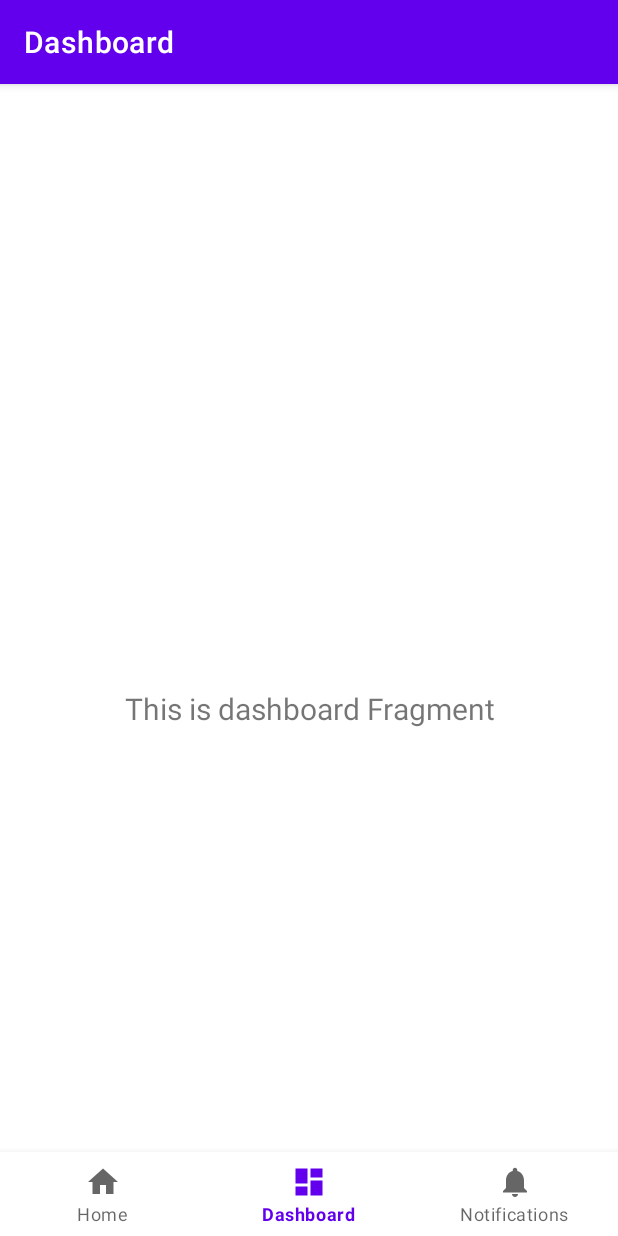
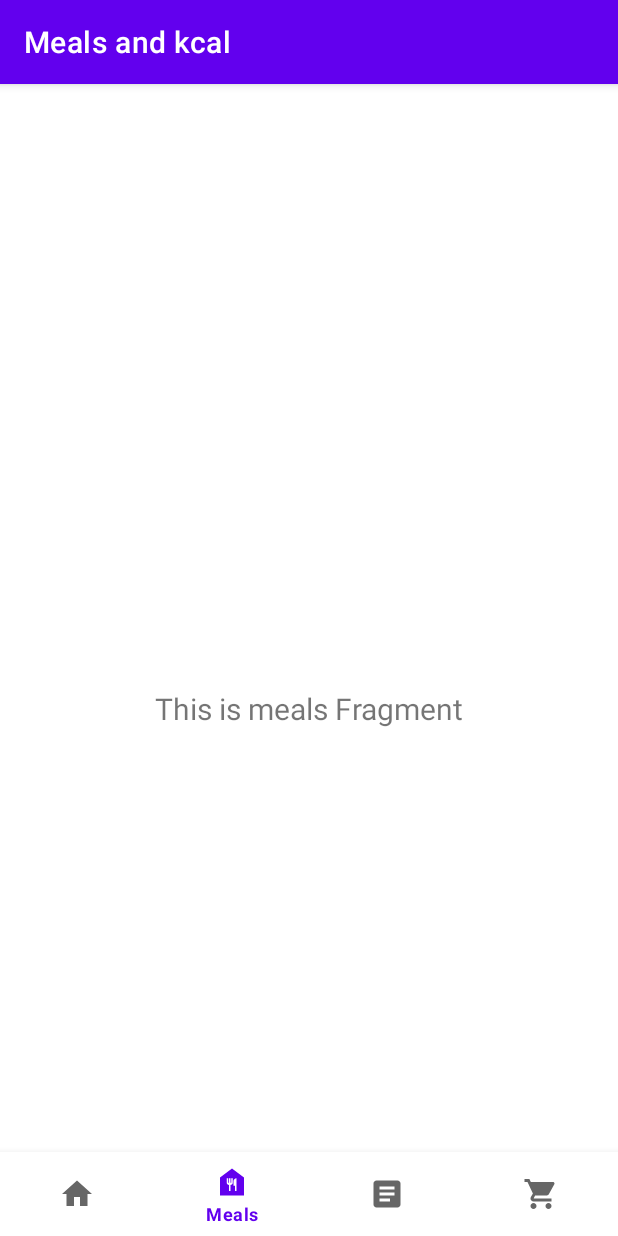
Before and after one commit to klillenb/mobile-application-dev, an Android app: the MealsFragment screen opened through its navigation route, item 2 of the bottom bar chosen, on a phone screen of 412 x 824 dp. Run offline under Robolectric (Android 15) with nearby library versions, the phone set to English and light mode, and no system bars; our stand-ins replace navigation-ui.

Commit message:
added navbar

```diff
--- a/03/app/src/main/java/com/example/mobileapp/MainActivity.kt
+++ b/03/app/src/main/java/com/example/mobileapp/MainActivity.kt
@@ -26,7 +26,7 @@ class MainActivity : AppCompatActivity() {
         // menu should be considered as top level destinations.
         val appBarConfiguration = AppBarConfiguration(
             setOf(
-                R.id.navigation_home, R.id.navigation_dashboard, R.id.navigation_notifications
+                R.id.navigation_home, R.id.navigation_meals, R.id.navigation_recipes, R.id.navigation_shopping
             )
         )
         setupActionBarWithNavController(navController, appBarConfiguration)
--- a/03/app/src/main/java/com/example/mobileapp/ui/notifications/NotificationsFragment.kt
+++ b/03/app/src/main/java/com/example/mobileapp/ui/meals/MealsFragment.kt
@@ -1,4 +1,4 @@
-package com.example.mobileapp.ui.notifications
+package com.example.mobileapp.ui.meals
 
 import android.os.Bundle
 import android.view.LayoutInflater
@@ -7,11 +7,11 @@ import android.view.ViewGroup
 import android.widget.TextView
 import androidx.fragment.app.Fragment
 import androidx.lifecycle.ViewModelProvider
-import com.example.mobileapp.databinding.FragmentNotificationsBinding
+import com.example.mobileapp.databinding.FragmentHomeBinding
 
-class NotificationsFragment : Fragment() {
+class MealsFragment : Fragment() {
 
-    private var _binding: FragmentNotificationsBinding? = null
+    private var _binding: FragmentHomeBinding? = null
 
     // This property is only valid between onCreateView and
     // onDestroyView.
@@ -22,14 +22,14 @@ class NotificationsFragment : Fragment() {
         container: ViewGroup?,
         savedInstanceState: Bundle?
     ): View {
-        val notificationsViewModel =
-            ViewModelProvider(this).get(NotificationsViewModel::class.java)
+        val homeViewModel =
+            ViewModelProvider(this).get(MealsViewModel::class.java)
 
-        _binding = FragmentNotificationsBinding.inflate(inflater, container, false)
+        _binding = FragmentHomeBinding.inflate(inflater, container, false)
         val root: View = binding.root
 
-        val textView: TextView = binding.textNotifications
-        notificationsViewModel.text.observe(viewLifecycleOwner) {
+        val textView: TextView = binding.textHome
+        homeViewModel.text.observe(viewLifecycleOwner) {
             textView.text = it
         }
         return root
--- a/03/app/src/main/java/com/example/mobileapp/ui/notifications/NotificationsViewModel.kt
+++ b/03/app/src/main/java/com/example/mobileapp/ui/meals/MealsViewModel.kt
@@ -1,13 +1,14 @@
-package com.example.mobileapp.ui.notifications
+package com.example.mobileapp.ui.meals
 
 import androidx.lifecycle.LiveData
 import androidx.lifecycle.MutableLiveData
 import androidx.lifecycle.ViewModel
 
-class NotificationsViewModel : ViewModel() {
+class MealsViewModel : ViewModel() {
 
     private val _text = MutableLiveData<String>().apply {
-        value = "This is notifications Fragment"
+        value = "This is meals Fragment"
     }
     val text: LiveData<String> = _text
+
 }
--- a/03/app/src/main/java/com/example/mobileapp/ui/dashboard/DashboardFragment.kt
+++ b/03/app/src/main/java/com/example/mobileapp/ui/recipes/RecipesFragment.kt
@@ -1,4 +1,4 @@
-package com.example.mobileapp.ui.dashboard
+package com.example.mobileapp.ui.recipes
 
 import android.os.Bundle
 import android.view.LayoutInflater
@@ -7,11 +7,11 @@ import android.view.ViewGroup
 import android.widget.TextView
 import androidx.fragment.app.Fragment
 import androidx.lifecycle.ViewModelProvider
-import com.example.mobileapp.databinding.FragmentDashboardBinding
+import com.example.mobileapp.databinding.FragmentHomeBinding
 
-class DashboardFragment : Fragment() {
+class RecipesFragment : Fragment() {
 
-    private var _binding: FragmentDashboardBinding? = null
+    private var _binding: FragmentHomeBinding? = null
 
     // This property is only valid between onCreateView and
     // onDestroyView.
@@ -22,14 +22,14 @@ class DashboardFragment : Fragment() {
         container: ViewGroup?,
         savedInstanceState: Bundle?
     ): View {
-        val dashboardViewModel =
-            ViewModelProvider(this).get(DashboardViewModel::class.java)
+        val homeViewModel =
+            ViewModelProvider(this).get(RecipesViewModel::class.java)
 
-        _binding = FragmentDashboardBinding.inflate(inflater, container, false)
+        _binding = FragmentHomeBinding.inflate(inflater, container, false)
         val root: View = binding.root
 
-        val textView: TextView = binding.textDashboard
-        dashboardViewModel.text.observe(viewLifecycleOwner) {
+        val textView: TextView = binding.textHome
+        homeViewModel.text.observe(viewLifecycleOwner) {
             textView.text = it
         }
         return root
--- a/03/app/src/main/java/com/example/mobileapp/ui/dashboard/DashboardViewModel.kt
+++ b/03/app/src/main/java/com/example/mobileapp/ui/recipes/RecipesViewModel.kt
@@ -1,13 +1,13 @@
-package com.example.mobileapp.ui.dashboard
+package com.example.mobileapp.ui.recipes
 
 import androidx.lifecycle.LiveData
 import androidx.lifecycle.MutableLiveData
 import androidx.lifecycle.ViewModel
 
-class DashboardViewModel : ViewModel() {
+class RecipesViewModel : ViewModel() {
 
     private val _text = MutableLiveData<String>().apply {
-        value = "This is dashboard Fragment"
+        value = "This is recipes Fragment"
     }
     val text: LiveData<String> = _text
 }
--- /dev/null
+++ b/03/app/src/main/res/drawable/baseline_article_24.xml
@@ -0,0 +1,5 @@
+<vector android:autoMirrored="true" android:height="24dp"
+    android:tint="#000000" android:viewportHeight="24"
+    android:viewportWidth="24" android:width="24dp" xmlns:android="http://schemas.android.com/apk/res/android">
+    <path android:fillColor="@android:color/white" android:pathData="M19,3L5,3c-1.1,0 -2,0.9 -2,2v14c0,1.1 0.9,2 2,2h14c1.1,0 2,-0.9 2,-2L21,5c0,-1.1 -0.9,-2 -2,-2zM14,17L7,17v-2h7v2zM17,13L7,13v-2h10v2zM17,9L7,9L7,7h10v2z"/>
+</vector>
--- /dev/null
+++ b/03/app/src/main/res/drawable/baseline_food_bank_24.xml
@@ -0,0 +1,5 @@
+<vector android:height="24dp" android:tint="#000000"
+    android:viewportHeight="24" android:viewportWidth="24"
+    android:width="24dp" xmlns:android="http://schemas.android.com/apk/res/android">
+    <path android:fillColor="@android:color/white" android:pathData="M12,3L4,9v12h16V9L12,3zM12.5,12.5c0,0.83 -0.67,1.5 -1.5,1.5v4h-1v-4c-0.83,0 -1.5,-0.67 -1.5,-1.5v-3h1v3H10v-3h1v3h0.5v-3h1V12.5zM15,18h-1v-3.5h-1v-3c0,-1.1 0.9,-2 2,-2V18z"/>
+</vector>
--- /dev/null
+++ b/03/app/src/main/res/drawable/baseline_shopping_cart_24.xml
@@ -0,0 +1,5 @@
+<vector android:height="24dp" android:tint="#000000"
+    android:viewportHeight="24" android:viewportWidth="24"
+    android:width="24dp" xmlns:android="http://schemas.android.com/apk/res/android">
+    <path android:fillColor="@android:color/white" android:pathData="M7,18c-1.1,0 -1.99,0.9 -1.99,2S5.9,22 7,22s2,-0.9 2,-2 -0.9,-2 -2,-2zM1,2v2h2l3.6,7.59 -1.35,2.45c-0.16,0.28 -0.25,0.61 -0.25,0.96 0,1.1 0.9,2 2,2h12v-2L7.42,15c-0.14,0 -0.25,-0.11 -0.25,-0.25l0.03,-0.12 0.9,-1.63h7.45c0.75,0 1.41,-0.41 1.75,-1.03l3.58,-6.49c0.08,-0.14 0.12,-0.31 0.12,-0.48 0,-0.55 -0.45,-1 -1,-1L5.21,4l-0.94,-2L1,2zM17,18c-1.1,0 -1.99,0.9 -1.99,2s0.89,2 1.99,2 2,-0.9 2,-2 -0.9,-2 -2,-2z"/>
+</vector>
--- a/03/app/src/main/res/drawable/ic_dashboard_black_24dp.xml
+++ /dev/null
@@ -1,9 +0,0 @@
-<vector xmlns:android="http://schemas.android.com/apk/res/android"
-    android:width="24dp"
-    android:height="24dp"
-    android:viewportWidth="24.0"
-    android:viewportHeight="24.0">
-    <path
-        android:fillColor="#FF000000"
-        android:pathData="M3,13h8L11,3L3,3v10zM3,21h8v-6L3,15v6zM13,21h8L21,11h-8v10zM13,3v6h8L21,3h-8z" />
-</vector>
--- a/03/app/src/main/res/drawable/ic_notifications_black_24dp.xml
+++ /dev/null
@@ -1,9 +0,0 @@
-<vector xmlns:android="http://schemas.android.com/apk/res/android"
-    android:width="24dp"
-    android:height="24dp"
-    android:viewportWidth="24.0"
-    android:viewportHeight="24.0">
-    <path
-        android:fillColor="#FF000000"
-        android:pathData="M12,22c1.1,0 2,-0.9 2,-2h-4c0,1.1 0.89,2 2,2zM18,16v-5c0,-3.07 -1.64,-5.64 -4.5,-6.32L13.5,4c0,-0.83 -0.67,-1.5 -1.5,-1.5s-1.5,0.67 -1.5,1.5v0.68C7.63,5.36 6,7.92 6,11v5l-2,2v1h16v-1l-2,-2z" />
-</vector>
--- a/03/app/src/main/res/layout/fragment_notifications.xml
+++ b/03/app/src/main/res/layout/fragment_meals.xml
@@ -1,13 +1,11 @@
 <?xml version="1.0" encoding="utf-8"?>
 <androidx.constraintlayout.widget.ConstraintLayout xmlns:android="http://schemas.android.com/apk/res/android"
     xmlns:app="http://schemas.android.com/apk/res-auto"
-    xmlns:tools="http://schemas.android.com/tools"
     android:layout_width="match_parent"
-    android:layout_height="match_parent"
-    tools:context=".ui.notifications.NotificationsFragment">
+    android:layout_height="match_parent">
 
     <TextView
-        android:id="@+id/text_notifications"
+        android:id="@+id/text_meals"
         android:layout_width="match_parent"
         android:layout_height="wrap_content"
         android:layout_marginStart="8dp"
--- a/03/app/src/main/res/layout/fragment_dashboard.xml
+++ b/03/app/src/main/res/layout/fragment_shopping.xml
@@ -1,13 +1,11 @@
 <?xml version="1.0" encoding="utf-8"?>
 <androidx.constraintlayout.widget.ConstraintLayout xmlns:android="http://schemas.android.com/apk/res/android"
     xmlns:app="http://schemas.android.com/apk/res-auto"
-    xmlns:tools="http://schemas.android.com/tools"
     android:layout_width="match_parent"
-    android:layout_height="match_parent"
-    tools:context=".ui.dashboard.DashboardFragment">
+    android:layout_height="match_parent">
 
     <TextView
-        android:id="@+id/text_dashboard"
+        android:id="@+id/text_shopping"
         android:layout_width="match_parent"
         android:layout_height="wrap_content"
         android:layout_marginStart="8dp"
--- a/03/app/src/main/res/menu/bottom_nav_menu.xml
+++ b/03/app/src/main/res/menu/bottom_nav_menu.xml
@@ -7,13 +7,18 @@
         android:title="@string/title_home" />
 
     <item
-        android:id="@+id/navigation_dashboard"
-        android:icon="@drawable/ic_dashboard_black_24dp"
-        android:title="@string/title_dashboard" />
+        android:id="@+id/navigation_meals"
+        android:icon="@drawable/baseline_food_bank_24"
+        android:title="Meals" />
 
     <item
-        android:id="@+id/navigation_notifications"
-        android:icon="@drawable/ic_notifications_black_24dp"
-        android:title="@string/title_notifications" />
+        android:id="@+id/navigation_recipes"
+        android:icon="@drawable/baseline_article_24"
+        android:title="Recipes" />
+
+    <item
+        android:id="@+id/navigation_shopping"
+        android:icon="@drawable/baseline_shopping_cart_24"
+        android:title="Shopping cart" />
 
 </menu>
--- a/03/app/src/main/res/navigation/mobile_navigation.xml
+++ b/03/app/src/main/res/navigation/mobile_navigation.xml
@@ -12,14 +12,21 @@
         tools:layout="@layout/fragment_home" />
 
     <fragment
-        android:id="@+id/navigation_dashboard"
-        android:name="com.example.mobileapp.ui.dashboard.DashboardFragment"
-        android:label="@string/title_dashboard"
-        tools:layout="@layout/fragment_dashboard" />
+        android:id="@+id/navigation_meals"
+        android:name="com.example.mobileapp.ui.meals.MealsFragment"
+        android:label="Meals and kcal"
+        tools:layout="@layout/fragment_meals" />
 
     <fragment
-        android:id="@+id/navigation_notifications"
-        android:name="com.example.mobileapp.ui.notifications.NotificationsFragment"
-        android:label="@string/title_notifications"
-        tools:layout="@layout/fragment_notifications" />
+        android:id="@+id/navigation_recipes"
+        android:name="com.example.mobileapp.ui.recipes.RecipesFragment"
+        android:label="Recipes"
+        tools:layout="@layout/fragment_recipes" />
+
+    <fragment
+        android:id="@+id/navigation_shopping"
+        android:name="com.example.mobileapp.ui.shopping.ShoppingFragment"
+        android:label="Shopping cart"
+        tools:layout="@layout/fragment_shopping" />
+
 </navigation>
--- a/03/app/src/main/res/values/strings.xml
+++ b/03/app/src/main/res/values/strings.xml
@@ -3,4 +3,6 @@
     <string name="title_home">Home</string>
     <string name="title_dashboard">Dashboard</string>
     <string name="title_notifications">Notifications</string>
+    <!-- TODO: Remove or change this placeholder text -->
+    <string name="hello_blank_fragment">Hello blank fragment</string>
 </resources>
```
Also changed, not shown: 03/app/src/main/java/com/example/mobileapp/ui/shopping/ShoppingFragment.kt (added, +43 -0 lines), 03/app/src/main/java/com/example/mobileapp/ui/shopping/ShoppingViewModel.kt (added, +14 -0 lines), 03/app/src/main/res/layout/fragment_recipes.xml (added, +21 -0 lines).
